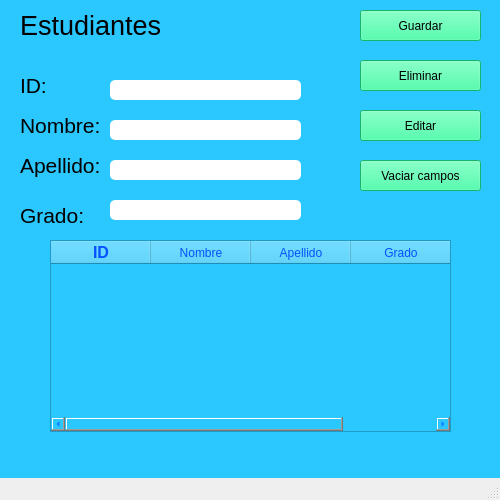
The window that Interfaces/Interfaz.ui (FranciscoMelen10/Practica-con-Qt-Desinger-y-Mysql) describes before a commit, drawn with Qt 5.
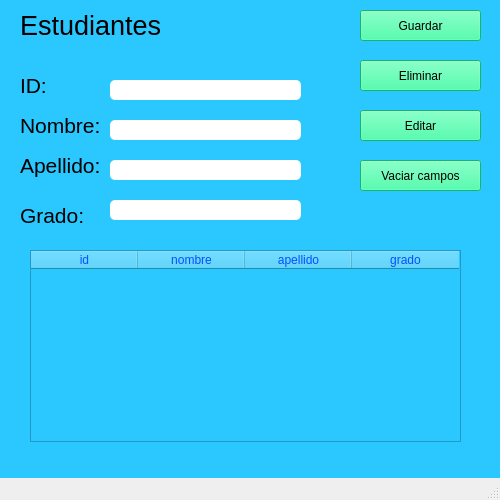
The same window after the commit.

```diff
--- a/Interfaces/Interfaz.ui
+++ b/Interfaces/Interfaz.ui
@@ -164,43 +164,6 @@
      <string>&lt;html&gt;&lt;head/&gt;&lt;body&gt;&lt;p&gt;&lt;span style=&quot; font-size:20pt;&quot;&gt;Estudiantes&lt;/span&gt;&lt;/p&gt;&lt;/body&gt;&lt;/html&gt;</string>
     </property>
    </widget>
-   <widget class="QTableWidget" name="TB_Estudiantes">
-    <property name="geometry">
-     <rect>
-      <x>50</x>
-      <y>240</y>
-      <width>401</width>
-      <height>192</height>
-     </rect>
-    </property>
-    <column>
-     <property name="text">
-      <string>ID</string>
-     </property>
-     <property name="font">
-      <font>
-       <pointsize>12</pointsize>
-       <weight>75</weight>
-       <bold>true</bold>
-      </font>
-     </property>
-    </column>
-    <column>
-     <property name="text">
-      <string>Nombre</string>
-     </property>
-    </column>
-    <column>
-     <property name="text">
-      <string>Apellido</string>
-     </property>
-    </column>
-    <column>
-     <property name="text">
-      <string>Grado</string>
-     </property>
-    </column>
-   </widget>
    <widget class="QLabel" name="label_3">
     <property name="geometry">
      <rect>
@@ -281,6 +244,39 @@
 border-radius: 5px;</string>
     </property>
    </widget>
+   <widget class="QTableWidget" name="TB_Estudiantes">
+    <property name="geometry">
+     <rect>
+      <x>30</x>
+      <y>250</y>
+      <width>431</width>
+      <height>192</height>
+     </rect>
+    </property>
+    <attribute name="horizontalHeaderDefaultSectionSize">
+     <number>107</number>
+    </attribute>
+    <column>
+     <property name="text">
+      <string>id</string>
+     </property>
+    </column>
+    <column>
+     <property name="text">
+      <string>nombre</string>
+     </property>
+    </column>
+    <column>
+     <property name="text">
+      <string>apellido</string>
+     </property>
+    </column>
+    <column>
+     <property name="text">
+      <string>grado</string>
+     </property>
+    </column>
+   </widget>
   </widget>
   <widget class="QMenuBar" name="menubar">
    <property name="geometry">
```
Left out of the diff: 2 changed lines with no effect on the pictures.
